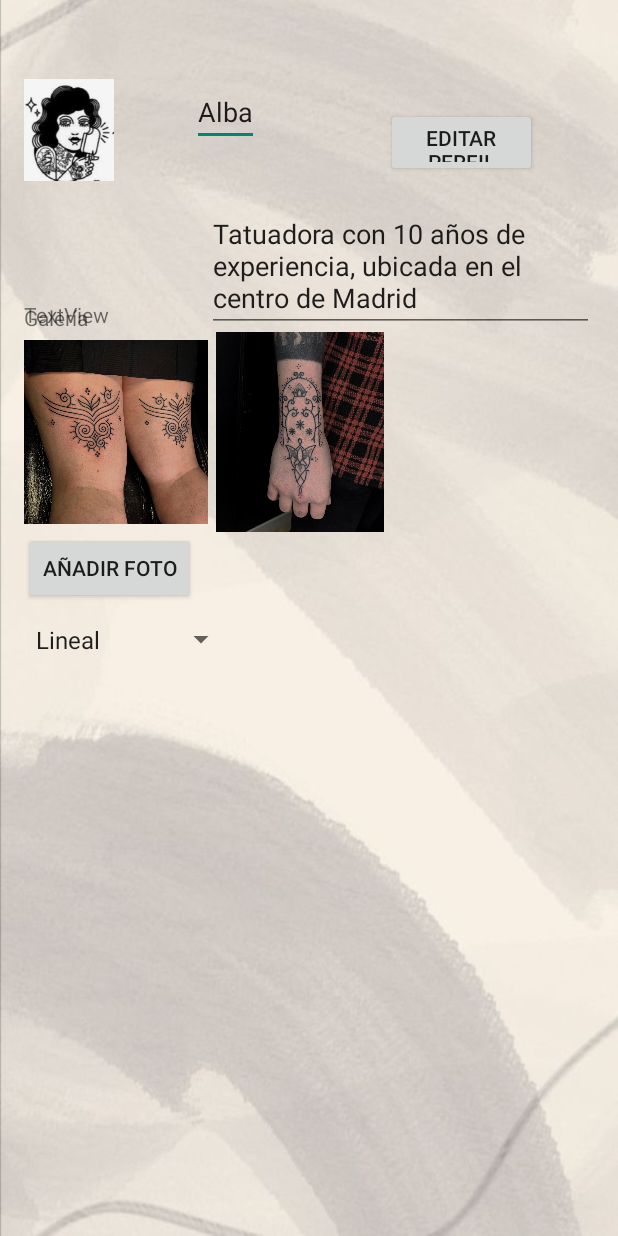
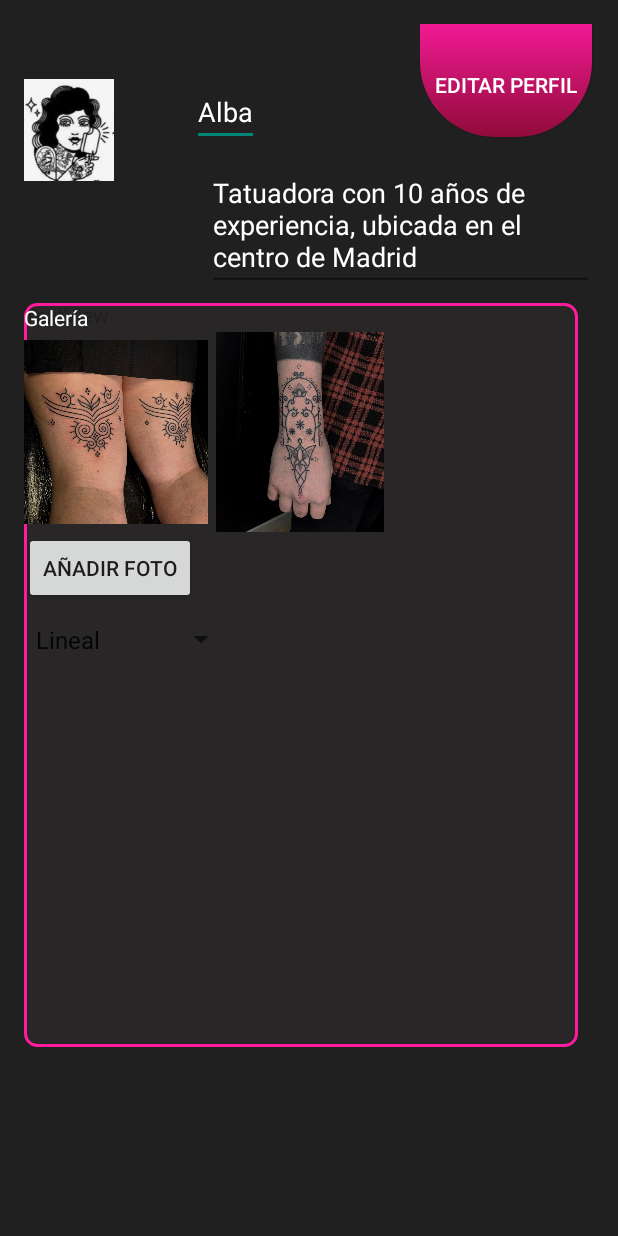
Before and after one commit to ikerlobop/Newinked, an Android app: the PerfilTatuador screen opened directly, with no data from a screen before it, on a phone screen of 412 x 824 dp. Run offline under Robolectric (Android 15) with nearby library versions, the light colour scheme and no system bars; our stand-ins replace Firebase (no records; nobody signed in at launch, a user with empty details on screens opened directly), Picasso; Roboto replaces fonts that are not available here.

Commit message:
Rocio - estilo perfil tatuador

```diff
--- a/app/src/main/res/layout/activity_perfil_tatuador.xml
+++ b/app/src/main/res/layout/activity_perfil_tatuador.xml
@@ -3,7 +3,7 @@
     xmlns:tools="http://schemas.android.com/tools"
     android:layout_width="match_parent"
     android:layout_height="match_parent"
-    android:background="@drawable/background"
+    android:background="@color/common_google_signin_btn_text_light_pressed"
     android:padding="16dp">
 
 
@@ -24,7 +24,9 @@
         android:layout_alignParentStart="true"
         android:layout_alignParentTop="true"
         android:layout_marginStart="112dp"
-        android:layout_marginTop="36dp" />
+        android:layout_marginTop="36dp"
+        android:textColor="@color/button_default_color"
+        android:textColorHint="@color/button_default_color" />
 
     <EditText
         android:id="@+id/user_bio_label"
@@ -32,8 +34,10 @@
         android:layout_height="wrap_content"
         android:layout_alignParentTop="true"
         android:layout_marginStart="122dp"
-        android:layout_marginTop="117dp"
-        android:text="@string/user_bio_label" />
+        android:layout_marginTop="90dp"
+        android:text="@string/user_bio_label"
+        android:textColor="@color/button_default_color"
+        android:textColorHint="@color/button_default_color" />
 
     <TextView
         android:id="@+id/bio_nuevo"
@@ -49,13 +53,16 @@
         android:layout_width="369dp"
         android:layout_height="496dp"
         android:layout_marginTop="186dp"
+        android:background="@drawable/about_textview_background"
         android:orientation="vertical">
 
         <TextView
             android:id="@+id/gallery_label"
             android:layout_width="wrap_content"
             android:layout_height="wrap_content"
-            android:text="@string/gallery_label" />
+            android:text="@string/gallery_label"
+            android:textColor="@color/button_default_color"
+            android:textColorHint="@color/button_default_color" />
 
         <GridView
             android:id="@+id/gallery_gridview"
@@ -79,13 +86,14 @@
 
     <Button
         android:id="@+id/edit_profile_button"
-        android:layout_width="116dp"
-        android:layout_height="46dp"
+        android:layout_width="130dp"
+        android:layout_height="81dp"
         android:layout_alignParentStart="true"
         android:layout_alignParentEnd="true"
-        android:layout_marginStart="241dp"
-        android:layout_marginTop="56dp"
-        android:layout_marginEnd="38dp"
-        android:text="@string/edit_profile" />
+        android:layout_marginStart="264dp"
+        android:layout_marginEnd="1dp"
+        android:background="@drawable/button_background4"
+        android:text="@string/edit_profile"
+        android:textColor="@color/button_default_color" />
 
 </RelativeLayout>
```
